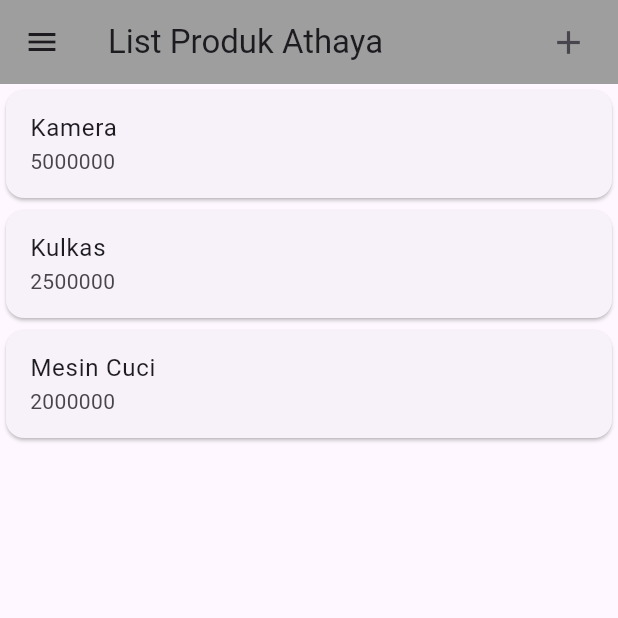
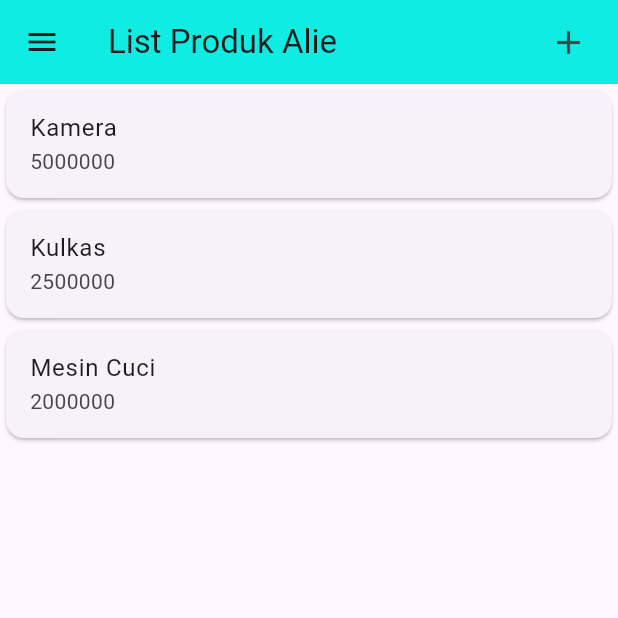
Before and after one commit to mufthiealie220/PemrogramanMobile, a Flutter app: the screen it shows after launch, on a phone screen of 412 x 824 dp, the top half of it. Run offline on Flutter 3.47's test engine with Material 3 defaults, Android fonts, the phone set to English and light mode, and no system bars.

Commit message:
first commit

```diff
--- a/lib/ui/produk_detail.dart
+++ b/lib/ui/produk_detail.dart
@@ -18,8 +18,8 @@ class _ProdukDetailState extends State<ProdukDetail> {
   Widget build(BuildContext context) {
     return Scaffold(
       appBar: AppBar(
-        title: const Text('Detail Produk Athaya'),
-        backgroundColor: Colors.grey,
+        title: const Text('Detail Produk Alie'),
+        backgroundColor: const Color.fromARGB(255, 15, 236, 225),
         ),
 
       body: Center(
--- a/lib/ui/produk_form.dart
+++ b/lib/ui/produk_form.dart
@@ -27,7 +27,7 @@ class _ProdukFormState extends State<ProdukForm> {
   isUpdate() {
     if (widget.produk != null) {
       setState(() {
-        judul = "Ubah Produk Athaya";
+        judul = "Ubah Produk Alie";
         tombolSubmit = "UBAH";
         _kodeProdukTextboxController.text = widget.produk!.kodeProduk!;
         _namaProdukTextboxController.text = widget.produk!.namaProduk!;
@@ -35,7 +35,7 @@ class _ProdukFormState extends State<ProdukForm> {
             .toString();
       });
     } else {
-      judul = "Tambah Produk Athaya";
+      judul = "Tambah Produk Alie";
       tombolSubmit = "SIMPAN";
     }
   }
@@ -45,7 +45,7 @@ class _ProdukFormState extends State<ProdukForm> {
     return Scaffold(
       appBar: AppBar(
         title: Text(judul),
-        backgroundColor: Colors.grey,
+        backgroundColor: const Color.fromARGB(255, 15, 236, 225),
         ),
       body: SingleChildScrollView(
         child: Padding(
--- a/lib/ui/produk_page.dart
+++ b/lib/ui/produk_page.dart
@@ -16,8 +16,8 @@ class _ProdukPageState extends State<ProdukPage> {
   Widget build(BuildContext context) {
     return Scaffold(
       appBar: AppBar(
-        title: const Text('List Produk Athaya'),
-        backgroundColor: Colors.grey,
+        title: const Text('List Produk Alie'),
+        backgroundColor: const Color.fromARGB(255, 15, 236, 225),
         actions: [
           Padding(
             padding: const EdgeInsets.only(right: 20.0),
```
